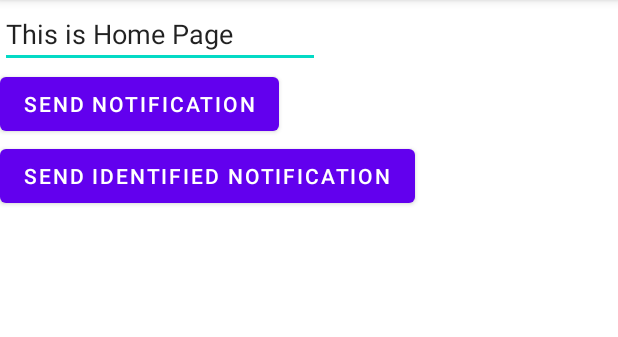
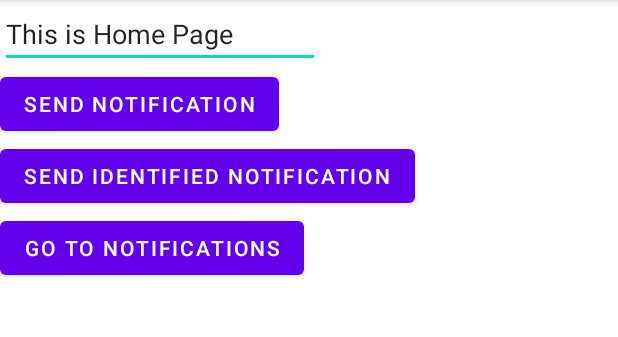
Before and after one commit to SasinduDilshara/Social-Distance-Reminder, an Android app: the screen it shows after launch once a user with an empty profile is signed in (HomeActivity), after a tap on "SEND IDENTIFIED NOTIFICATION", on a phone screen of 412 x 824 dp, the part 84-421 px from its top. Run offline under Robolectric (Android 15) with nearby library versions, the phone set to English and light mode, and no system bars; our stand-ins replace Firebase (no records; nobody signed in at launch, a user with empty details on screens opened directly).

Commit message:
Add pending Intent for Notifications

```diff
--- a/Social_DIstance_Reminder/app/src/main/AndroidManifest.xml
+++ b/Social_DIstance_Reminder/app/src/main/AndroidManifest.xml
@@ -9,10 +9,12 @@
         android:roundIcon="@mipmap/ic_launcher_round"
         android:supportsRtl="true"
         android:theme="@style/Theme.Social_Distance_Reminder">
+        <activity android:name=".UI.ViewNotificationsActivity"></activity>
+
         <service
             android:name=".services.NotificationHelperService"
             android:enabled="true"
-            android:exported="true"></service>
+            android:exported="true" />
 
         <activity android:name=".UI.LandingActivity" />
         <activity android:name=".UI.HomeActivity" />
--- a/Social_DIstance_Reminder/app/src/main/java/com/example/social_distance_reminder/UI/HomeActivity.java
+++ b/Social_DIstance_Reminder/app/src/main/java/com/example/social_distance_reminder/UI/HomeActivity.java
@@ -25,4 +25,9 @@ public class HomeActivity extends AppCompatActivity {
     public void sendTestIdentifiedNotification(View view) {
         NotificationHelperService.sendIdentifiedNotification("ID Title", "ID Description", this);
     }
+
+    public void redirectToNotificationPage(View view) {
+        Intent viewNotificationPage = new Intent(this, ViewNotificationsActivity.class);
+        startActivity(viewNotificationPage);
+    }
 }
--- a/Social_DIstance_Reminder/app/src/main/java/com/example/social_distance_reminder/services/NotificationHelperService.java
+++ b/Social_DIstance_Reminder/app/src/main/java/com/example/social_distance_reminder/services/NotificationHelperService.java
@@ -3,6 +3,7 @@ package com.example.social_distance_reminder.services;
 import android.app.Notification;
 import android.app.NotificationChannel;
 import android.app.NotificationManager;
+import android.app.PendingIntent;
 import android.app.Service;
 import android.content.Context;
 import android.content.Intent;
@@ -16,6 +17,7 @@ import androidx.core.app.NotificationCompat;
 import androidx.core.app.NotificationManagerCompat;
 
 import com.example.social_distance_reminder.R;
+import com.example.social_distance_reminder.UI.ViewNotificationsActivity;
 import com.example.social_distance_reminder.exceptions.NotificationManagerException;
 
 import static com.example.social_distance_reminder.helper.RandomIDGenerator.getNotifictionID;
@@ -69,7 +71,9 @@ public class NotificationHelperService extends Service {
         NotificationCompat.Builder notificationBuilder = new NotificationCompat.Builder(this.context, normalNotificationID)
                 .setSmallIcon(R.drawable.common_google_signin_btn_icon_dark)
                 .setContentTitle(textTitle)
-                .setContentText(textContent);
+                .setContentText(textContent)
+                .setContentIntent(getPendingIntent())
+                .setAutoCancel(true);
         NotificationManagerCompat notificationManager = NotificationManagerCompat.from(this.context);
         notificationManager.notify(getNotifictionID(), notificationBuilder.build());
     }
@@ -79,7 +83,9 @@ public class NotificationHelperService extends Service {
         NotificationCompat.Builder notificationBuilder = new NotificationCompat.Builder(this.context, identifiedNotificationID)
                 .setSmallIcon(R.drawable.common_google_signin_btn_icon_dark)
                 .setContentTitle(textTitle)
-                .setContentText(textContent);
+                .setContentText(textContent)
+                .setContentIntent(getPendingIntent())
+                .setAutoCancel(true);;
         NotificationManagerCompat notificationManager = NotificationManagerCompat.from(this.context);
         notificationManager.notify(getNotifictionID(), notificationBuilder.build());
     }
@@ -140,6 +146,14 @@ public class NotificationHelperService extends Service {
         }
     }
 
+    private PendingIntent getPendingIntent() {
+        //TODO: Pending activity can change by if conditions or parameters
+        Intent intent = new Intent(this.context, ViewNotificationsActivity.class);
+        intent.setFlags(Intent.FLAG_ACTIVITY_NEW_TASK | Intent.FLAG_ACTIVITY_CLEAR_TASK);
+        PendingIntent pendingIntent = PendingIntent.getActivity(this.context, 0, intent, 0);
+        return pendingIntent;
+    }
+
     @Nullable
     @Override
     public IBinder onBind(Intent intent) {
--- a/Social_DIstance_Reminder/app/src/main/res/layout/activity_home.xml
+++ b/Social_DIstance_Reminder/app/src/main/res/layout/activity_home.xml
@@ -37,5 +37,14 @@
         android:text="Send Identified Notification"
         tools:layout_editor_absoluteX="150dp"
         tools:layout_editor_absoluteY="430dp" />
+
+    <Button
+        android:id="@+id/notificbutton3"
+        android:layout_width="wrap_content"
+        android:layout_height="wrap_content"
+        android:onClick="redirectToNotificationPage"
+        android:text="Go to notifications"
+        tools:layout_editor_absoluteX="150dp"
+        tools:layout_editor_absoluteY="430dp" />
     </LinearLayout>
 </androidx.constraintlayout.widget.ConstraintLayout>
```
Also changed, not shown: Social_DIstance_Reminder/app/src/main/java/com/example/social_distance_reminder/UI/ViewNotificationsActivity.java (added, +16 -0 lines), Social_DIstance_Reminder/app/src/main/res/layout/activity_view_notifications.xml (added, +26 -0 lines).
